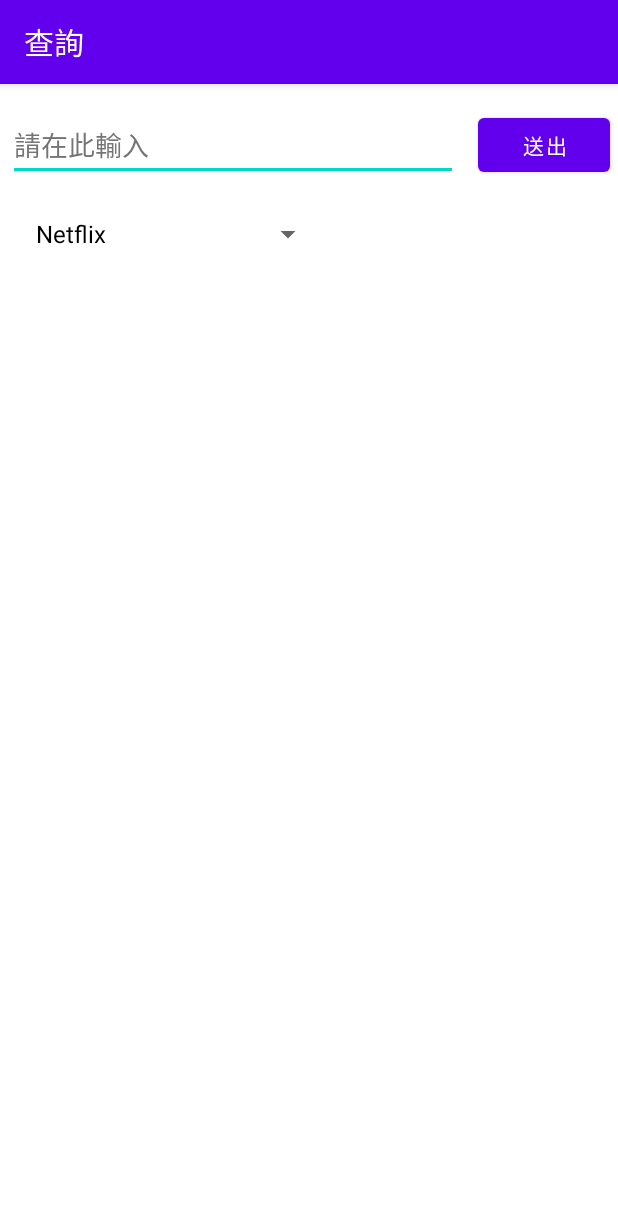
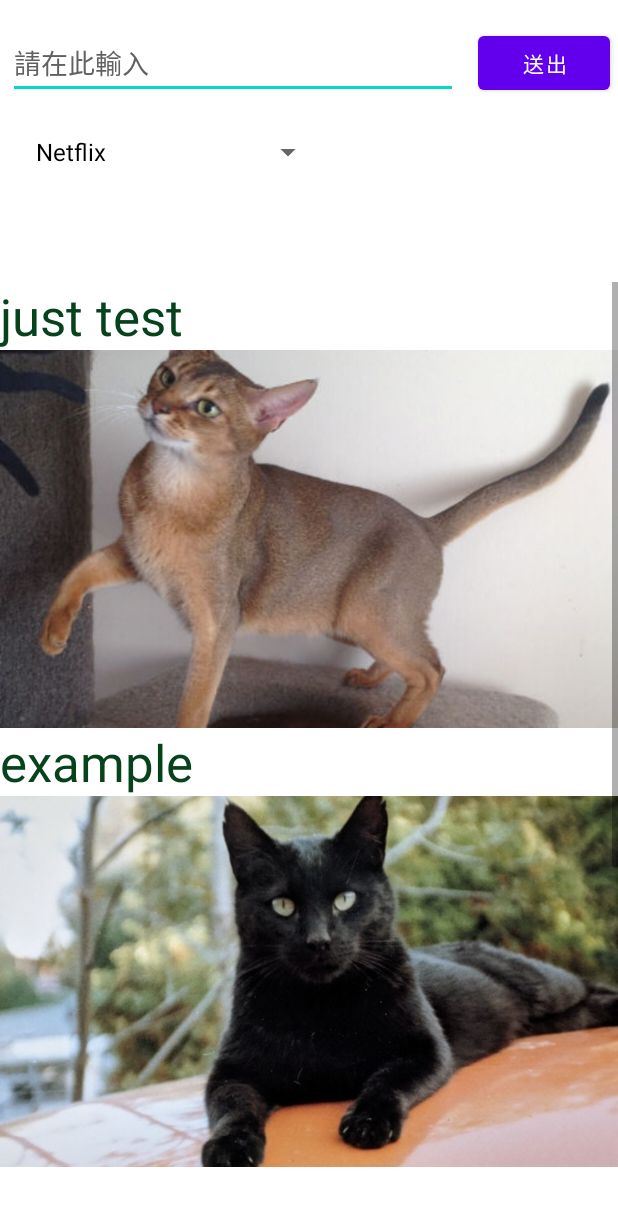
Before and after one commit to FJU-TeamA06/OTT_Search, an Android app: the SearchActivity screen opened directly, with no data from a screen before it, on a phone screen of 412 x 824 dp. Shown: the top 1206 px of the screen. Run offline under Robolectric (Android 15) with nearby library versions, the phone set to English and light mode, and no system bars.

Commit message:
1.在 Search 加入 Recyclerview(有測試資料) 2.theme 改成 noactionbar 3.main 改 button color

```diff
--- /dev/null
+++ b/app/src/main/java/com/fjuTeam15/ottsearch/Adapter1.kt
@@ -0,0 +1,50 @@
+package com.fjuTeam15.ottsearch
+
+import android.content.Context
+import android.view.LayoutInflater
+import android.view.View
+import android.view.ViewGroup
+import android.widget.ImageView
+import android.widget.TextView
+import androidx.recyclerview.widget.RecyclerView
+
+
+class Adapter1(
+    private val context: Context,
+    private val dataset: List<Item>
+) : RecyclerView.Adapter<Adapter1.ItemViewHolder>() {
+
+    // Provide a reference to the views for each data item
+    // Complex data items may need more than one view per item, and
+    // you provide access to all the views for a data item in a view holder.
+    // Each data item is just an Affirmation object.
+    class ItemViewHolder(private val view: View): RecyclerView.ViewHolder(view) {
+        val textView: TextView = view.findViewById(R.id.item_title)
+        val imageView: ImageView = view.findViewById(R.id.item_image)
+    }
+
+    /**
+     * Create new views (invoked by the layout manager)
+     */
+    override fun onCreateViewHolder(parent: ViewGroup, viewType: Int): ItemViewHolder {
+        // create a new view
+        val adapterLayout = LayoutInflater.from(parent.context)
+            .inflate(R.layout.list_item, parent, false)
+
+        return ItemViewHolder(adapterLayout)
+    }
+
+    /**
+     * Replace the contents of a view (invoked by the layout manager)
+     */
+    override fun onBindViewHolder(holder: ItemViewHolder, position: Int) {
+        val item = dataset[position]
+        holder.textView.text = context.resources.getString(item.stringResourceId)
+        holder.imageView.setImageResource(item.imageResourceId)
+    }
+
+    /**
+     * Return the size of your dataset (invoked by the layout manager)
+     */
+    override fun getItemCount() = dataset.size
+}
--- /dev/null
+++ b/app/src/main/java/com/fjuTeam15/ottsearch/Datalist.kt
@@ -0,0 +1,19 @@
+package com.fjuTeam15.ottsearch
+
+import androidx.annotation.DrawableRes
+import androidx.annotation.StringRes
+
+data class Item (
+    @StringRes val stringResourceId: Int,
+    @DrawableRes val imageResourceId: Int )
+
+class Datalist() {
+
+    fun itemList(): MutableList<Item> {
+        return mutableListOf<Item>(
+            Item(R.string.text1, R.drawable.abyssinian),
+            Item(R.string.text2, R.drawable.ac),
+            Item(R.string.text3, R.drawable.cs)
+        )
+    }
+}
--- a/app/src/main/java/com/fjuTeam15/ottsearch/SearchActivity.kt
+++ b/app/src/main/java/com/fjuTeam15/ottsearch/SearchActivity.kt
@@ -4,6 +4,7 @@ import android.os.Bundle
 import android.widget.ArrayAdapter
 import android.widget.Spinner
 import androidx.appcompat.app.AppCompatActivity
+import androidx.recyclerview.widget.RecyclerView
 
 
 class SearchActivity : AppCompatActivity() {
@@ -15,5 +16,16 @@ class SearchActivity : AppCompatActivity() {
         val spinner1 = findViewById<Spinner>(R.id.spinnerOTTs)
         val adapter = ArrayAdapter.createFromResource(this, R.array.OTTs, android.R.layout.simple_spinner_dropdown_item)
         spinner1.adapter = adapter
+
+        // Initialize data.
+        val myDataset = Datalist().itemList()
+
+        val recyclerView = findViewById<RecyclerView>(R.id.OTT_list1)
+        recyclerView.adapter = Adapter1(this, myDataset)
+
+        // Use this setting to improve performance if you know that changes
+        // in content do not change the layout size of the RecyclerView
+        recyclerView.setHasFixedSize(true)
+
     }
 }
--- a/app/src/main/res/layout/activity_hit.xml
+++ b/app/src/main/res/layout/activity_hit.xml
@@ -7,7 +7,7 @@
     tools:context=".HitActivity">
 
     <androidx.recyclerview.widget.RecyclerView
-        android:id="@+id/OTThit"
+        android:id="@+id/OTT_hit"
         android:layout_width="match_parent"
         android:layout_height="match_parent"
         android:scrollbars="vertical"
--- a/app/src/main/res/layout/activity_main.xml
+++ b/app/src/main/res/layout/activity_main.xml
@@ -1,7 +1,7 @@
 <?xml version="1.0" encoding="utf-8"?>
 <androidx.coordinatorlayout.widget.CoordinatorLayout xmlns:android="http://schemas.android.com/apk/res/android"
+    xmlns:app="http://schemas.android.com/apk/res-auto"
     xmlns:tools="http://schemas.android.com/tools"
-    xmlns:app="http://schemas.android.com/apk/res-auto"
 
 
     android:layout_width="match_parent"
@@ -10,8 +10,7 @@
     <androidx.constraintlayout.widget.ConstraintLayout
         android:id="@+id/constraintLayout"
         android:layout_width="match_parent"
-        android:layout_height="match_parent"
-        tools:context=".MainActivity">
+        android:layout_height="match_parent">
 
         <TextView
             android:id="@+id/textViewTitle"
@@ -31,8 +30,10 @@
             android:id="@+id/buttonSearch"
             android:layout_width="137dp"
             android:layout_height="49dp"
+            android:backgroundTint="#3F51B5"
+            android:backgroundTintMode="screen"
+            android:onClick="switchToSearch"
             android:text="@string/ButtonSearchText"
-            android:onClick="switchToSearch"
             app:layout_constraintBottom_toBottomOf="parent"
             app:layout_constraintEnd_toEndOf="parent"
             app:layout_constraintStart_toStartOf="parent"
@@ -44,6 +45,8 @@
             android:id="@+id/buttonHit"
             android:layout_width="137dp"
             android:layout_height="49dp"
+            android:backgroundTint="#3F51B5"
+            android:backgroundTintMode="screen"
             android:onClick="switchToHit"
             android:text="@string/ButtonHitText"
             app:layout_constraintBottom_toBottomOf="parent"
@@ -57,6 +60,8 @@
             android:id="@+id/buttonMyList"
             android:layout_width="137dp"
             android:layout_height="49dp"
+            android:backgroundTint="#3F51B5"
+            android:backgroundTintMode="screen"
             android:onClick="switchToList"
             android:text="@string/ButtonMyListText"
             app:layout_constraintBottom_toBottomOf="parent"
@@ -70,6 +75,8 @@
             android:id="@+id/buttonHistory"
             android:layout_width="137dp"
             android:layout_height="49dp"
+            android:backgroundTint="#3F51B5"
+            android:backgroundTintMode="screen"
             android:onClick="switchToHistory"
             android:text="@string/ButtonHistoryText"
             app:layout_constraintBottom_toBottomOf="parent"
--- a/app/src/main/res/layout/activity_search.xml
+++ b/app/src/main/res/layout/activity_search.xml
@@ -1,5 +1,6 @@
 <?xml version="1.0" encoding="utf-8"?>
-<androidx.constraintlayout.widget.ConstraintLayout xmlns:android="http://schemas.android.com/apk/res/android"
+<androidx.constraintlayout.widget.ConstraintLayout
+    xmlns:android="http://schemas.android.com/apk/res/android"
     xmlns:app="http://schemas.android.com/apk/res-auto"
     xmlns:tools="http://schemas.android.com/tools"
     android:layout_width="match_parent"
@@ -26,7 +27,7 @@
             android:importantForAutofill="no"
             android:inputType="text"
             android:minHeight="48dp"
-            android:textColorHint="#757575"
+            android:textColorHint="#616161"
             app:layout_constraintBottom_toBottomOf="parent"
             app:layout_constraintEnd_toEndOf="parent"
             app:layout_constraintHorizontal_bias="0.045"
@@ -52,7 +53,7 @@
             android:layout_width="200dp"
             android:layout_height="wrap_content"
             android:layout_marginTop="11dp"
-            android:contentDescription="選擇"
+            android:contentDescription="@string/a"
             android:minHeight="48dp"
             app:layout_constraintBottom_toBottomOf="parent"
             app:layout_constraintEnd_toEndOf="parent"
@@ -61,16 +62,26 @@
             app:layout_constraintTop_toBottomOf="@+id/et_Name"
             app:layout_constraintVertical_bias="0.0" />
 
-        <androidx.recyclerview.widget.RecyclerView
-            android:id="@+id/OTTlist"
+        <FrameLayout
+            android:id="@+id/f1"
             android:layout_width="match_parent"
             android:layout_height="590dp"
-            android:scrollbars="vertical"
-            app:layoutManager="LinearLayoutManager"
+            android:layout_marginTop="141dp"
             app:layout_constraintBottom_toBottomOf="parent"
+            app:layout_constraintEnd_toEndOf="parent"
+            app:layout_constraintStart_toStartOf="parent"
             app:layout_constraintTop_toTopOf="parent"
-            app:layout_constraintVertical_bias="1.0"
-            tools:layout_editor_absoluteX="-16dp" />
+            tools:context=".MainActivity">
+
+            <androidx.recyclerview.widget.RecyclerView
+                android:id="@+id/OTT_list1"
+                android:layout_width="match_parent"
+                android:layout_height="590dp"
+                android:scrollbars="vertical"
+                app:layoutManager="LinearLayoutManager" />
+
+
+        </FrameLayout>
 
 
     </androidx.constraintlayout.widget.ConstraintLayout>
--- /dev/null
+++ b/app/src/main/res/layout/list_item.xml
@@ -0,0 +1,22 @@
+<?xml version="1.0" encoding="utf-8"?>
+<LinearLayout xmlns:android="http://schemas.android.com/apk/res/android"
+    android:id="@+id/l1"
+    android:layout_width="match_parent"
+    android:layout_height="wrap_content"
+    android:orientation="vertical">
+
+    <TextView
+        android:id="@+id/item_title"
+        android:layout_width="match_parent"
+        android:layout_height="match_parent"
+        android:textColor="#06431C"
+        android:textSize="34sp" />
+
+    <ImageView
+        android:id="@+id/item_image"
+        android:layout_width="match_parent"
+        android:layout_height="252dp"
+        android:importantForAccessibility="no"
+        android:scaleType="centerCrop" />
+
+</LinearLayout>
--- a/app/src/main/res/values/strings.xml
+++ b/app/src/main/res/values/strings.xml
@@ -7,6 +7,7 @@
     <string name="ButtonHistoryText">紀錄</string>
     <string name="ButtonSubmitText">送出</string>
     <string name="SearchBoxHintText">請在此輸入</string>
+    <string name="a">選擇</string>
     <string-array name="OTTs">
         <item>Netflix</item>
         <item>Disney+</item>
@@ -14,4 +15,9 @@
         <item>Friday影音</item>
         <item>Google Play Movie</item>
     </string-array>
+
+    <string name="OTTSearch1">item</string>
+    <string name="text1">just test</string>
+    <string name="text2">example</string>
+    <string name="text3">happy</string>
 </resources>
--- a/app/src/main/res/values/themes.xml
+++ b/app/src/main/res/values/themes.xml
@@ -1,6 +1,6 @@
 <resources xmlns:tools="http://schemas.android.com/tools">
     <!-- Base application theme. -->
-    <style name="Theme.OTTSearch" parent="Theme.MaterialComponents.DayNight.DarkActionBar">
+    <style name="Theme.OTTSearch" parent="Theme.MaterialComponents.DayNight.NoActionBar">
         <!-- Primary brand color. -->
         <item name="colorPrimary">@color/purple_500</item>
         <item name="colorPrimaryVariant">@color/purple_700</item>
```
Also changed, not shown: app/src/main/res/drawable/abyssinian.jpg (added), app/src/main/res/drawable/ac.jpg (added), app/src/main/res/drawable/cs.jpg (added).
